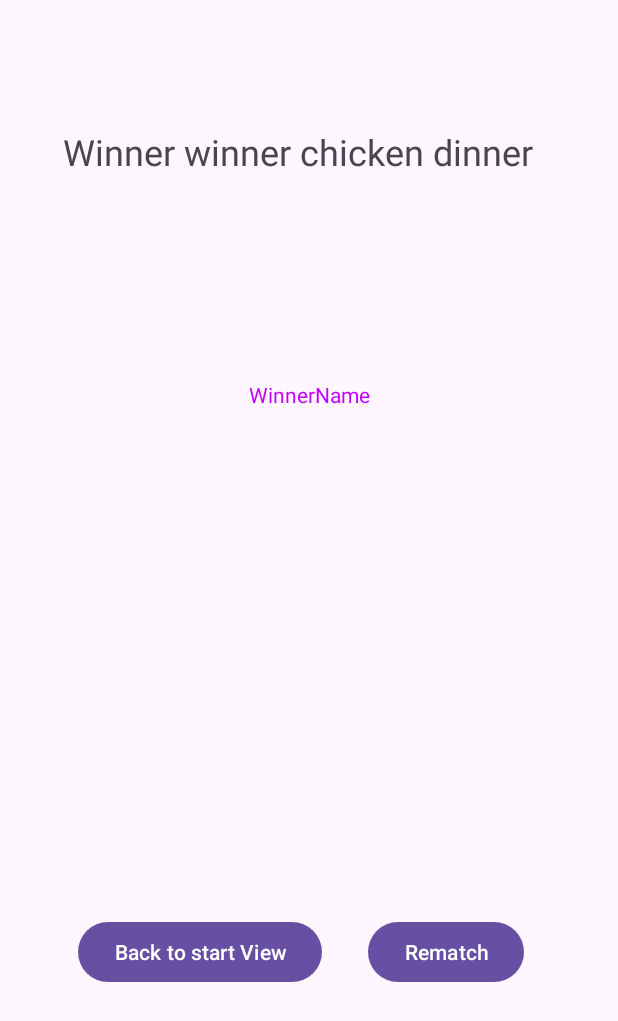
After one commit to jousag/OlioHTDarts, an Android app: the EndViewActivity screen opened directly, with no data from a screen before it, on a phone screen of 412 x 824 dp. The commit adds this screen. Shown: the top 1021 px of the screen. Run offline under Robolectric (Android 15) with nearby library versions, the phone set to English and light mode, and no system bars; 1 statement that could not run was skipped.

Commit message:
Loppunäkymä toimii ja kehitystä Game olioon, Gameview ja Gamestorageen

```diff
--- a/app/src/main/AndroidManifest.xml
+++ b/app/src/main/AndroidManifest.xml
@@ -14,6 +14,9 @@
         android:supportsRtl="true"
         android:theme="@style/Theme.OlioHTDarts"
         tools:targetApi="31">
+        <activity
+            android:name=".EndViewActivity"
+            android:exported="false" />
         <activity
             android:name=".PlayerListActivity"
             android:exported="false" />
--- /dev/null
+++ b/app/src/main/java/com/example/oliohtdarts/EndViewActivity.java
@@ -0,0 +1,91 @@
+package com.example.oliohtdarts;
+
+import static androidx.core.content.ContextCompat.startActivity;
+
+import android.animation.ValueAnimator;
+import android.content.Intent;
+import android.graphics.Color;
+import android.os.Bundle;
+import android.view.View;
+import android.widget.TextView;
+
+import androidx.activity.EdgeToEdge;
+import androidx.appcompat.app.AppCompatActivity;
+import androidx.core.graphics.Insets;
+import androidx.core.view.ViewCompat;
+import androidx.core.view.WindowInsetsCompat;
+
+public class EndViewActivity extends AppCompatActivity {
+
+    private final int[] rainbowColors = {
+            Color.RED,
+            Color.MAGENTA,
+            Color.BLUE,
+            Color.CYAN,
+            Color.GREEN,
+            Color.YELLOW,
+            Color.RED // Loop back to red
+    };
+
+    private GameStorage gameStorage;
+
+    TextView winnerNameTextView;
+
+    @Override
+    protected void onCreate(Bundle savedInstanceState) {
+        super.onCreate(savedInstanceState);
+        EdgeToEdge.enable(this);
+        setContentView(R.layout.activity_end_view);
+        ViewCompat.setOnApplyWindowInsetsListener(findViewById(R.id.main), (v, insets) -> {
+            Insets systemBars = insets.getInsets(WindowInsetsCompat.Type.systemBars());
+            v.setPadding(systemBars.left, systemBars.top, systemBars.right, systemBars.bottom);
+            gameStorage = GameStorage.getInstance();
+            winnerNameTextView = findViewById(R.id.textWinnerName);
+            winnerNameTextView.setText(gameStorage.getAllGames().get(gameStorage.getAllGames().size() - 1).getWinnerName());
+
+            animateSmoothRainbow(winnerNameTextView);
+            return insets;
+        });
+    }
+
+    public void switchToNewMatch(View view) {
+        // Start a new match
+        Intent intent = new Intent(this, MainActivity.class);
+        startActivity(intent);
+    }
+
+    public void switchToRematch(View view) {
+        Intent intent = new Intent(this, GameView.class);
+        startActivity(intent);
+    }
+
+
+    private void animateSmoothRainbow(final TextView textView) {
+        ValueAnimator animator = ValueAnimator.ofFloat(0, 1);
+        animator.setDuration(2000);
+        animator.setRepeatCount(ValueAnimator.INFINITE);
+        animator.addUpdateListener(animation -> {
+            float fraction = animation.getAnimatedFraction();
+            int startColor = getCurrentRainbowColor(fraction);
+            textView.setTextColor(startColor);
+        });
+        animator.start();
+    }
+
+    // Interpolate between multiple rainbow colors
+    private int getCurrentRainbowColor(float fraction) {
+        int index = (int) (fraction * (rainbowColors.length - 1));
+        int nextIndex = (index + 1) % rainbowColors.length;
+        float localFraction = (fraction * (rainbowColors.length - 1)) - index;
+
+        return blendColors(rainbowColors[index], rainbowColors[nextIndex], localFraction);
+    }
+
+    private int blendColors(int color1, int color2, float ratio) {
+        final float inverseRatio = 1 - ratio;
+        float r = Color.red(color1) * inverseRatio + Color.red(color2) * ratio;
+        float g = Color.green(color1) * inverseRatio + Color.green(color2) * ratio;
+        float b = Color.blue(color1) * inverseRatio + Color.blue(color2) * ratio;
+        return Color.rgb((int) r, (int) g, (int) b);
+    }
+}
--- a/app/src/main/java/com/example/oliohtdarts/GameStorage.java
+++ b/app/src/main/java/com/example/oliohtdarts/GameStorage.java
@@ -2,12 +2,21 @@ package com.example.oliohtdarts;
 
 import java.util.ArrayList;
 public class GameStorage {
+    final private String FILENAME;
     private ArrayList<Game> games;
     private Game game;
 
-    public GameStorage(Game game) {
-        this.game = game;
+    private int gameIdCounter = 0;
+
+    public GameStorage() {
         games = new ArrayList<>();
+        FILENAME = "games.data";
+    }
+    public static GameStorage getInstance() {
+        if (gameStorage == null) {
+            gameStorage = new GameStorage();
+        }
+        return gameStorage;
     }
 
     public void addGame(Game game) {
@@ -31,10 +40,11 @@ public class GameStorage {
     public int getNextGameId() {
         return games.size() + 1; // Simple ID generation based on size
     }
-    public static GameStorage getInstance() {
 
-        return gameStorage;
-    }
 
     private static GameStorage gameStorage;
+
+    public int getGameIdCounter() {
+            return gameIdCounter;
+        }
 }
--- /dev/null
+++ b/app/src/main/res/layout/activity_end_view.xml
@@ -0,0 +1,58 @@
+<?xml version="1.0" encoding="utf-8"?>
+<androidx.constraintlayout.widget.ConstraintLayout xmlns:android="http://schemas.android.com/apk/res/android"
+    xmlns:app="http://schemas.android.com/apk/res-auto"
+    xmlns:tools="http://schemas.android.com/tools"
+    android:id="@+id/main"
+    android:layout_width="match_parent"
+    android:layout_height="match_parent"
+    tools:context=".EndViewActivity">
+
+    <Button
+        android:id="@+id/buttonBackToStartView"
+        android:layout_width="wrap_content"
+        android:layout_height="wrap_content"
+        android:layout_marginStart="52dp"
+        android:onClick="switchToNewMatch"
+        android:text="Back to start View"
+        app:layout_constraintBottom_toBottomOf="parent"
+        app:layout_constraintStart_toStartOf="parent"
+        app:layout_constraintTop_toTopOf="parent"
+        app:layout_constraintVertical_bias="0.787" />
+
+    <Button
+        android:id="@+id/buttonRematch"
+        android:layout_width="wrap_content"
+        android:layout_height="wrap_content"
+        android:onClick="switchToRematch"
+        android:text="Rematch"
+        app:layout_constraintBottom_toBottomOf="parent"
+        app:layout_constraintEnd_toEndOf="parent"
+        app:layout_constraintHorizontal_bias="0.329"
+        app:layout_constraintStart_toEndOf="@+id/buttonBackToStartView"
+        app:layout_constraintTop_toTopOf="parent"
+        app:layout_constraintVertical_bias="0.787" />
+
+    <TextView
+        android:id="@+id/textView2"
+        android:layout_width="327dp"
+        android:layout_height="56dp"
+        android:text="Winner winner chicken dinner"
+        android:textSize="24sp"
+        app:layout_constraintBottom_toBottomOf="parent"
+        app:layout_constraintEnd_toEndOf="parent"
+        app:layout_constraintHorizontal_bias="0.497"
+        app:layout_constraintStart_toStartOf="parent"
+        app:layout_constraintTop_toTopOf="parent"
+        app:layout_constraintVertical_bias="0.11" />
+
+    <TextView
+        android:id="@+id/textWinnerName"
+        android:layout_width="wrap_content"
+        android:layout_height="wrap_content"
+        android:text="WinnerName"
+        app:layout_constraintBottom_toBottomOf="parent"
+        app:layout_constraintEnd_toEndOf="parent"
+        app:layout_constraintStart_toStartOf="parent"
+        app:layout_constraintTop_toBottomOf="@+id/textView2"
+        app:layout_constraintVertical_bias="0.17" />
+</androidx.constraintlayout.widget.ConstraintLayout>
```
Also changed, not shown: app/src/main/java/com/example/oliohtdarts/Game.java (+6 -8 lines), app/src/main/java/com/example/oliohtdarts/GameView.java (+23 -0 lines).
